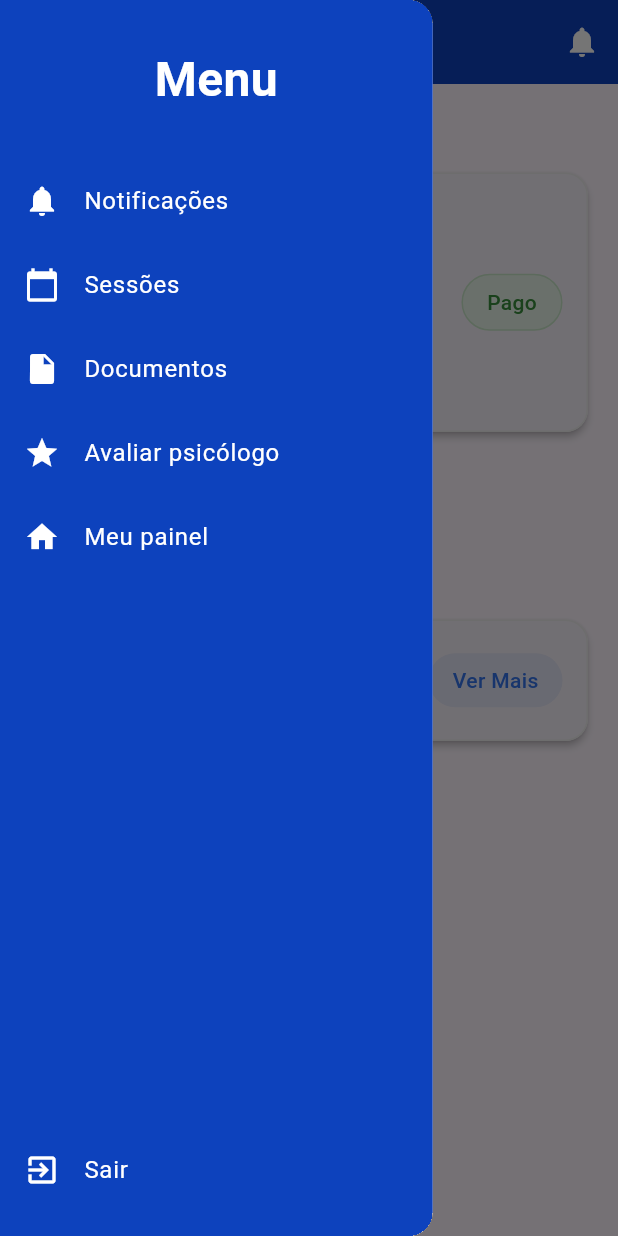
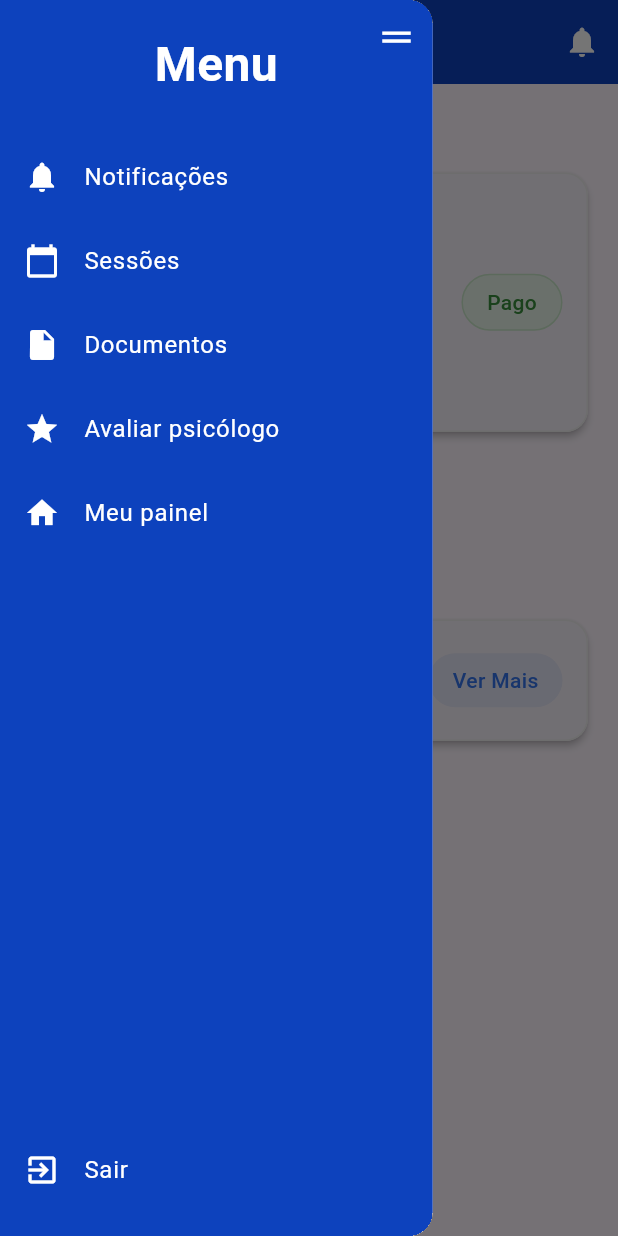
Before and after one commit to LiraTecnologic/helppsico-mobile, a Flutter app: the screen it shows after launch, with the side drawer open, on a phone screen of 412 x 824 dp. Run offline on Flutter 3.47's test engine with Material 3 defaults, Android fonts, the phone set to English and light mode, and no system bars.

Commit message:
#MTR04:fix/Adicionando o botao, corrigindo

```diff
--- a/helppsico_mobile/lib/presentation/screens/dashboard_screen.dart
+++ b/helppsico_mobile/lib/presentation/screens/dashboard_screen.dart
@@ -84,10 +84,12 @@ class DashboardScreen extends StatelessWidget {
             children: [
               Column(
                 children: [
-                  Container(
-                    padding: const EdgeInsets.symmetric(vertical: 30),
-                    child: const Center(
-                      child: Text(
+                  const SizedBox(height: 20),
+                  Stack(
+                    children: [
+                      Align(
+                        alignment: Alignment.center,
+                        child: const Text(
                           "Menu",
                           style: TextStyle(
                             color: Colors.white,
@@ -96,7 +98,19 @@ class DashboardScreen extends StatelessWidget {
                           ),
                         ),
                       ),
+                      Positioned(
+                        bottom: 20,
+                        right: 0,
+                        child: IconButton(
+                          icon: const Icon(Icons.menu, color: Colors.white, size: 25),
+                          onPressed: () {
+                            Navigator.pop(context);
+                          },
                         ),
+                      ),
+                    ],
+                  ),
+                  const SizedBox(height: 24),
                   _buildDrawerItem(Icons.notifications, "Notificações"),
                   _buildDrawerItem(Icons.calendar_today, "Sessões"),
                   _buildDrawerItem(Icons.insert_drive_file, "Documentos"),
@@ -117,8 +131,8 @@ class DashboardScreen extends StatelessWidget {
 
   Widget _buildDrawerItem(IconData icon, String title) {
     return ListTile(
-      leading: Icon(icon, color: Colors.white),
-      title: Text(title, style: const TextStyle(color: Colors.white)),
+      leading: Icon(icon, color: const Color.fromARGB(255, 255, 255, 255)),
+      title: Text(title, style: const TextStyle(color: Color.fromARGB(255, 255, 255, 255))),
       onTap: () {},
     );
   }
```
Lines whose indentation alone changed are shown as unchanged.
